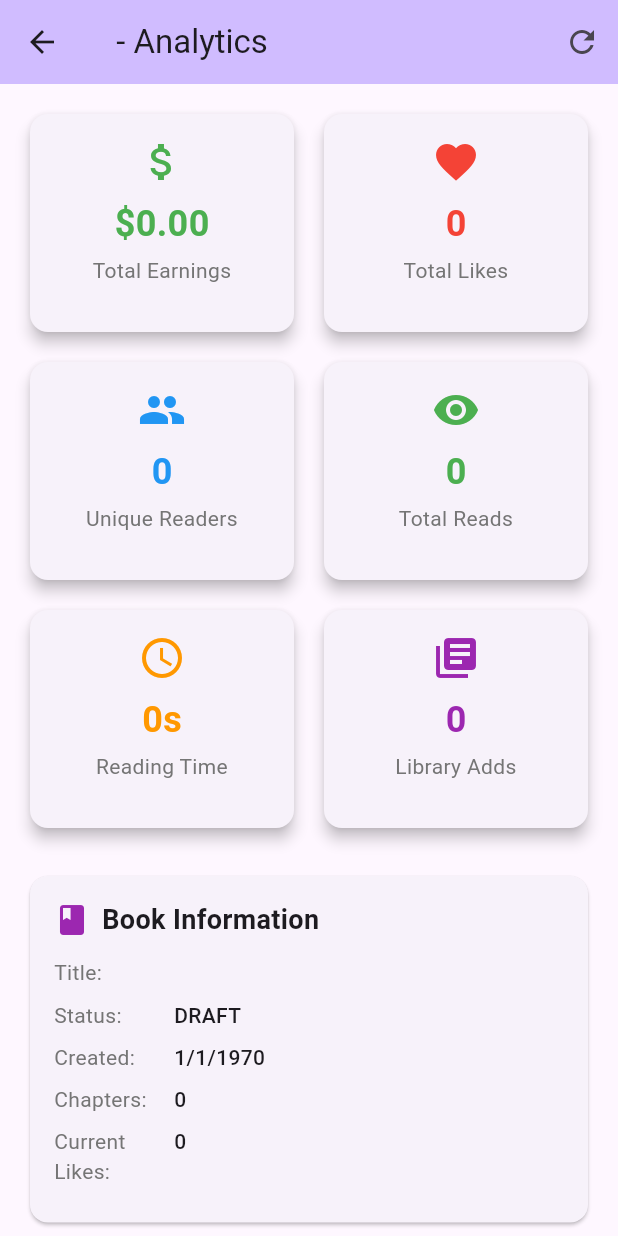
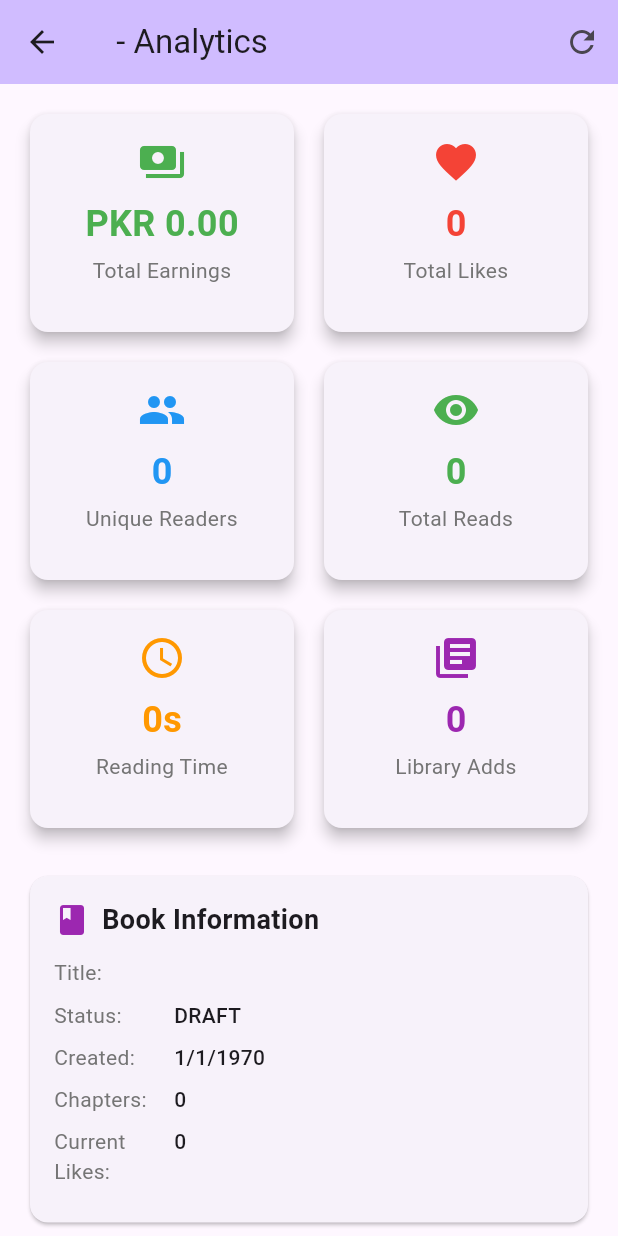
Before and after one commit to Romaisa-Munir/inkflow_mad_sem_project, a Flutter app: the BookAnalyticsPage screen opened directly with empty values, on a phone screen of 412 x 824 dp. Run offline on Flutter 3.47's test engine with Material 3 defaults, Android fonts, the phone set to English and light mode, and no system bars; our stand-ins replace firebase_ai, firebase_auth, firebase_core, firebase_database, google_fonts, image_picker; missing offline and left inert: standard_searchbar; accounts and stored records are empty.

Commit message:
1.Fixed cash icon.

```diff
--- a/lib/pages/Analytics/book_analytics_page.dart
+++ b/lib/pages/Analytics/book_analytics_page.dart
@@ -227,7 +227,7 @@ class _BookAnalyticsPageState extends State<BookAnalyticsPage> {
 
   // New method to format earnings
   String _formatEarnings(double earnings) {
-    return '\$${earnings.toStringAsFixed(2)}';
+    return 'PKR ${earnings.toStringAsFixed(2)}';
   }
 
   void _showError(String message) {
@@ -425,7 +425,7 @@ class _BookAnalyticsPageState extends State<BookAnalyticsPage> {
                 _buildAnalyticsCard(
                   'Total Earnings',
                   _formatEarnings(_totalEarnings),
-                  Icons.attach_money,
+                  Icons.payments,
                   Colors.green,
                 ),
                 _buildAnalyticsCard(
```
